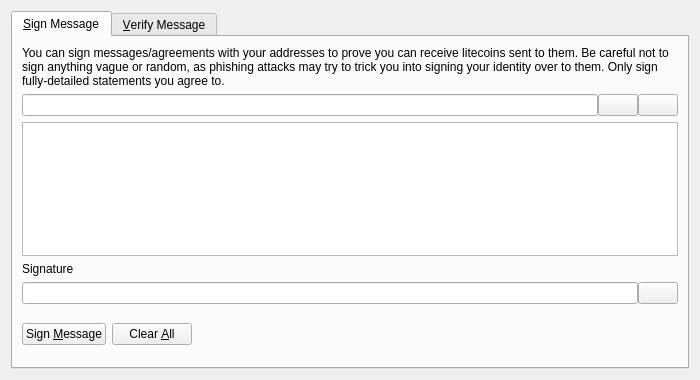
Above: src/qt/forms/signverifymessagedialog.ui from upkerk/GlobalUniversityToken before the change. Below: the same form after it.
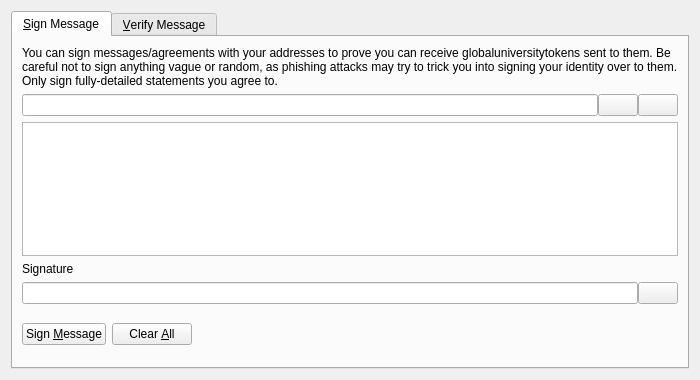
That is the form after the change. Icons and pictures are not drawn. Custom widgets are drawn as their Qt base class.

```diff
--- a/src/qt/forms/signverifymessagedialog.ui
+++ b/src/qt/forms/signverifymessagedialog.ui
@@ -30,7 +30,7 @@
        <item>
         <widget class="QLabel" name="infoLabel_SM">
          <property name="text">
-          <string>You can sign messages/agreements with your addresses to prove you can receive litecoins sent to them. Be careful not to sign anything vague or random, as phishing attacks may try to trick you into signing your identity over to them. Only sign fully-detailed statements you agree to.</string>
+          <string>You can sign messages/agreements with your addresses to prove you can receive globaluniversitytokens sent to them. Be careful not to sign anything vague or random, as phishing attacks may try to trick you into signing your identity over to them. Only sign fully-detailed statements you agree to.</string>
          </property>
          <property name="textFormat">
           <enum>Qt::PlainText</enum>
```
Left out of the diff: 8 changed lines with no effect on the pictures.
